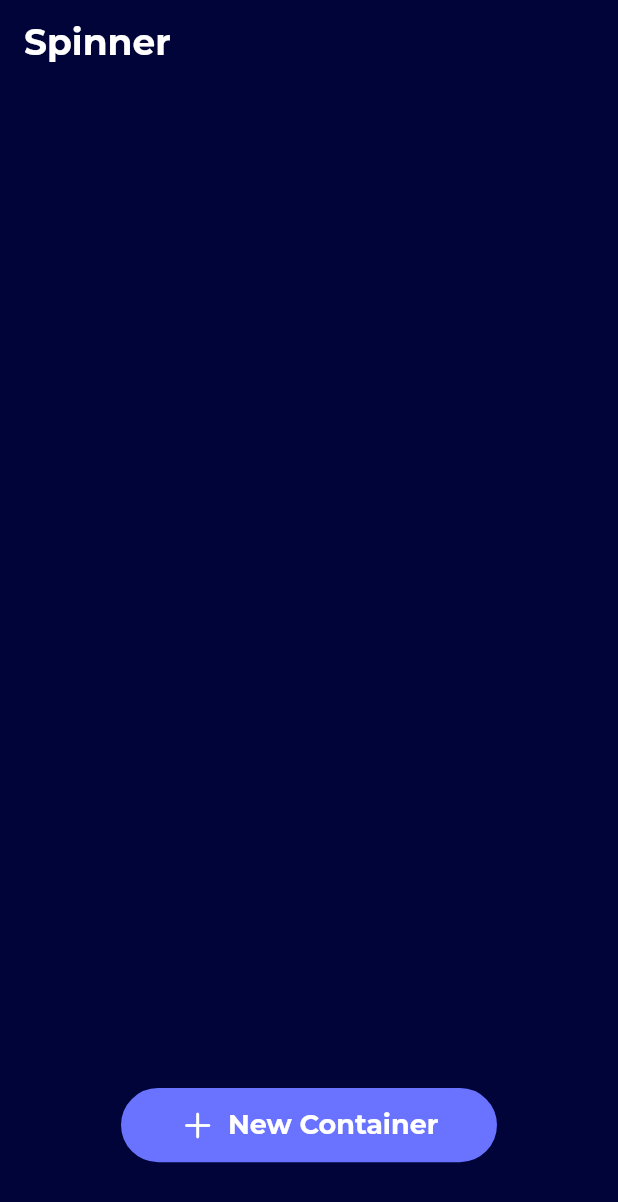
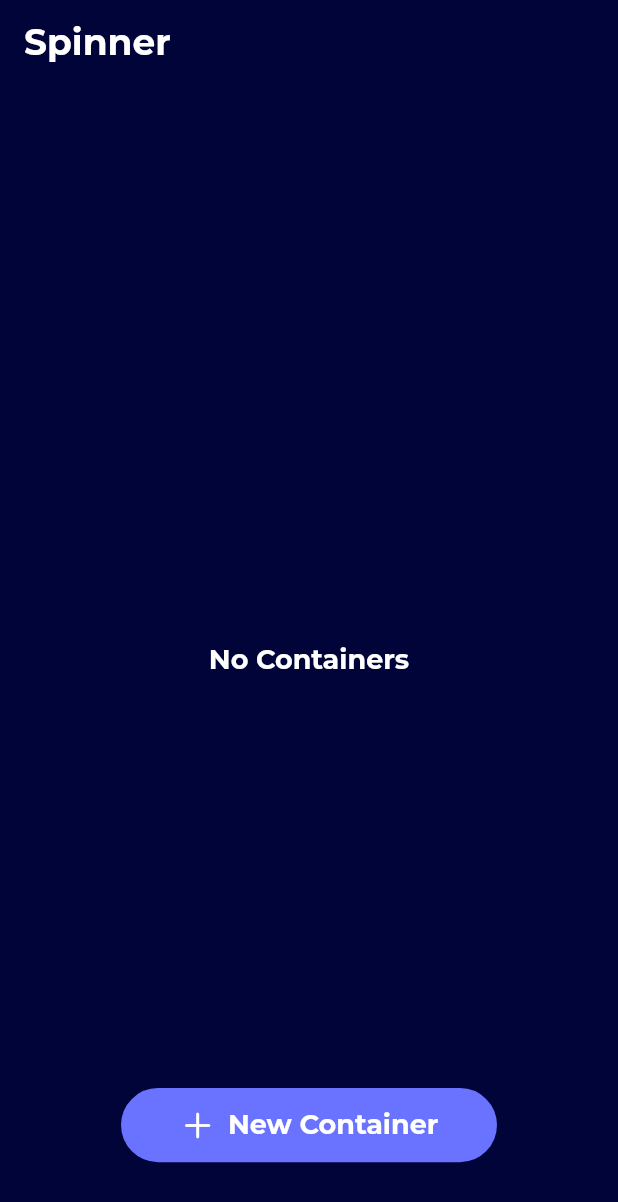
Before and after one commit to 44t4nk1/spinner, a Flutter app: the screen it shows after launch, on a phone screen of 412 x 824 dp. Shown: the top 1202 px of the screen. Run offline on Flutter 3.47's test engine with Material 2 defaults, Android fonts, the phone set to English and light mode, and no system bars; our stand-ins replace bloc, dartz, equatable, flutter_bloc, google_fonts; network calls fail.

Commit message:
added empty container checker

```diff
--- a/lib/app/features/dashboard/presentation/cubit/container_cubit.dart
+++ b/lib/app/features/dashboard/presentation/cubit/container_cubit.dart
@@ -26,6 +26,9 @@ class ContainerCubit extends Cubit<ContainerState> {
   void deleteContainers(String id) async {
     emit(ContainerInitial());
     containers.removeWhere((element) => element.id == id);
+    if (containers.isEmpty) {
+      emit(ContainerEmpty());
+    }
     emit(ContainersSuccess(data: containers));
     int response = await _containerRepo.deleteContainers(id);
     if (response != 200) {
--- a/lib/app/features/dashboard/presentation/cubit/container_state.dart
+++ b/lib/app/features/dashboard/presentation/cubit/container_state.dart
@@ -10,6 +10,8 @@ abstract class ContainerState extends Equatable {
 class ContainerInitial extends ContainerState {}
 
 class ContainerLoading extends ContainerState {}
+
+class ContainerEmpty extends ContainerState {}
 
 class ContainerCreateLoading extends ContainerState {}
 
--- a/lib/app/features/dashboard/presentation/screens/dashboard_screen.dart
+++ b/lib/app/features/dashboard/presentation/screens/dashboard_screen.dart
@@ -102,12 +102,22 @@ class _DashboardScreenState extends State<DashboardScreen> {
 
   _buildUI(SizeHelper sh, BuildContext context) {
     var dockers = BlocProvider.of<ContainerCubit>(context).containers;
+    int dockerLength = dockers.length;
     return Expanded(
       child: Padding(
         padding: const EdgeInsets.symmetric(horizontal: 15),
         child: Stack(
           children: [
-            ListView(
+            dockerLength == 0
+                ? Expanded(
+                    child: Center(
+                      child: Text(
+                        "No Containers",
+                        style: buttonFont,
+                      ),
+                    ),
+                  )
+                : ListView(
                     children: [
                       for (int i = 0; i < dockers.length; i++)
                         Padding(
@@ -124,6 +134,9 @@ class _DashboardScreenState extends State<DashboardScreen> {
                             portType: dockers[i].portType,
                             port: dockers[i].port,
                             onCallback: (id) {
+                              setState(() {
+                                dockerLength--;
+                              });
                               BlocProvider.of<ContainerCubit>(context)
                                   .deleteContainers(id);
                             },
```
Also changed, not shown: 3 other files. Lines whose indentation alone changed are shown as unchanged.
